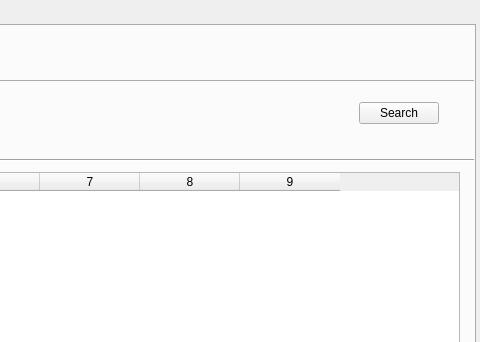
The window that MoboScrap.ui (stoic1979/MoboScrap) describes before a commit, drawn with Qt 5; both pictures show x 605 to 1085 and y 0 to 342 of the 1085 by 656 pixel window.
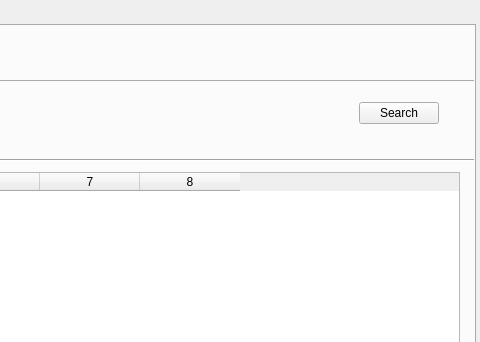
The same window after the commit.

Commit message: show itunes parsed results in table

What changed in the file:
```diff
--- a/MoboScrap.ui
+++ b/MoboScrap.ui
@@ -108,7 +108,7 @@
          </rect>
         </property>
         <property name="columnCount">
-         <number>9</number>
+         <number>8</number>
         </property>
         <attribute name="verticalHeaderCascadingSectionResizes">
          <bool>false</bool>
@@ -121,7 +121,6 @@
         <column/>
         <column/>
         <column/>
-        <column/>
        </widget>
       </widget>
       <widget class="QWidget" name="tab_3">
```
The commit also changes 1 other file.
